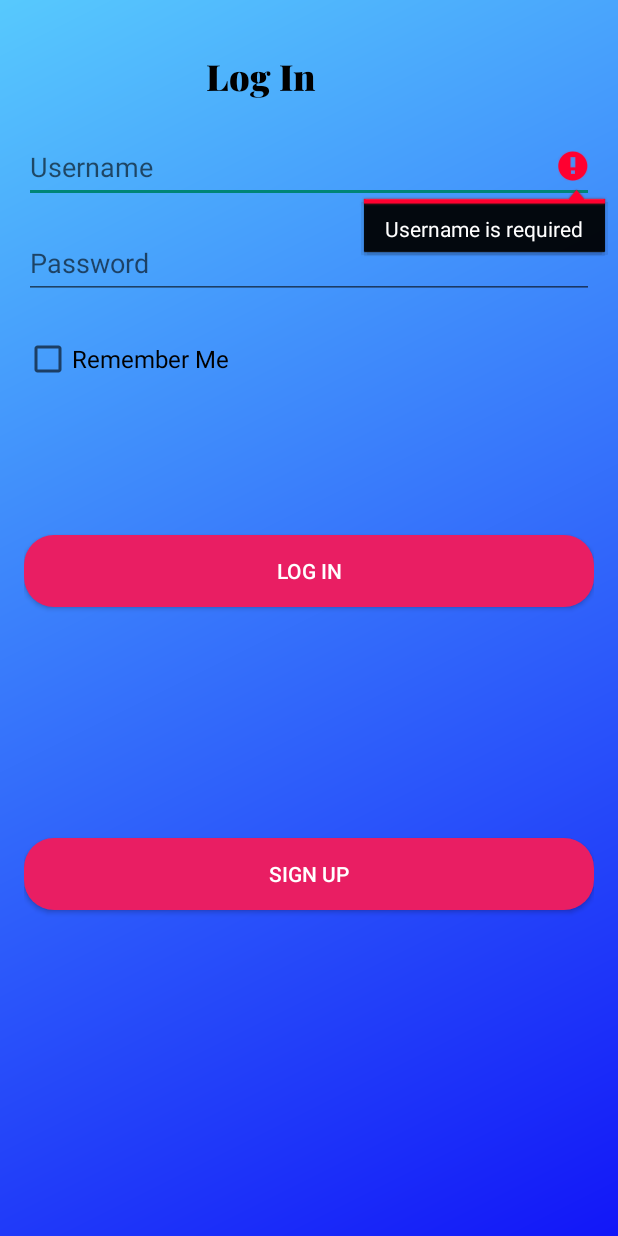
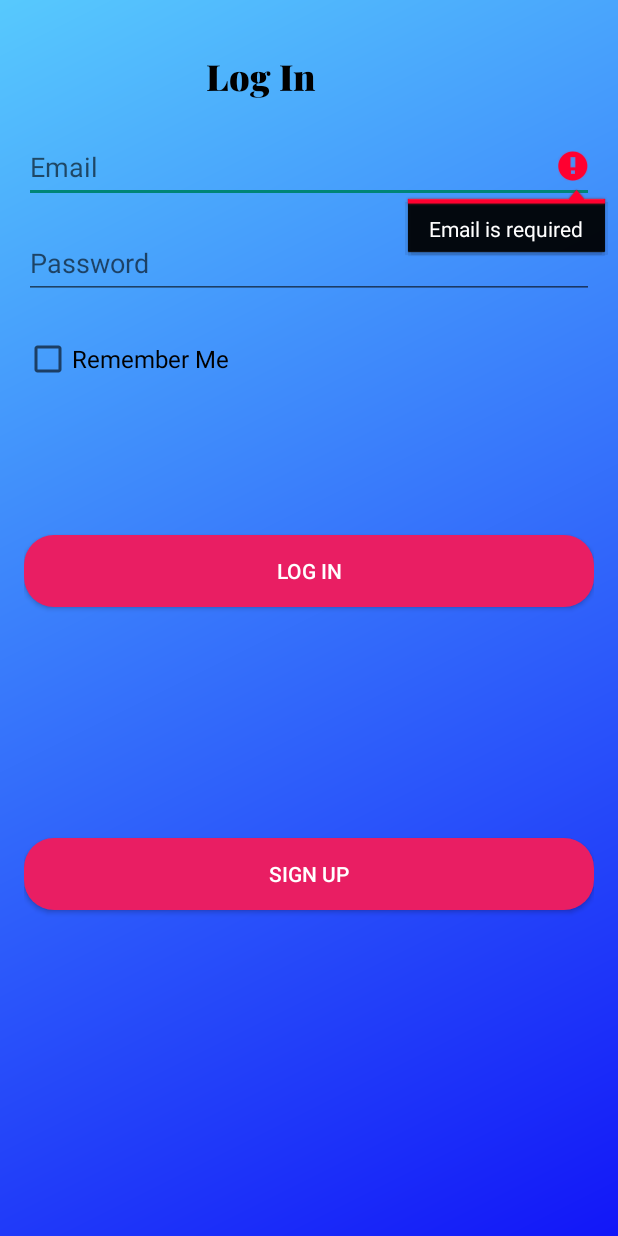
Before and after one commit to GabrielaBujor/Equation-Enigma, an Android app: the LogIn screen opened directly, with no data from a screen before it, after a tap on "LOG IN", on a phone screen of 412 x 824 dp. Run offline under Robolectric (Android 15) with nearby library versions, the phone set to English and light mode, and no system bars; our stand-ins replace Firebase (no records; nobody signed in at launch, a user with empty details on screens opened directly).

Commit message:
Changed login logic

```diff
--- a/app/src/main/java/com/example/equationenigma/LogIn.java
+++ b/app/src/main/java/com/example/equationenigma/LogIn.java
@@ -1,29 +1,40 @@
 package com.example.equationenigma;
 
+import androidx.annotation.NonNull;
 import androidx.appcompat.app.AppCompatActivity;
 
 import android.content.Intent;
 import android.content.SharedPreferences;
 import android.os.Bundle;
+import android.util.Log;
 import android.view.View;
 import android.widget.Button;
 import android.widget.CheckBox;
 import android.widget.EditText;
+import android.widget.Toast;
+
+import com.google.android.gms.tasks.OnCompleteListener;
+import com.google.android.gms.tasks.Task;
+import com.google.firebase.auth.AuthResult;
+import com.google.firebase.auth.FirebaseAuth;
 
 public class LogIn extends AppCompatActivity {
 
-    private EditText usernameEditText;
+    private EditText emailEditText;
     private EditText passwordEditText;
     private Button logInButton;
     private Button signUpButton;
     private CheckBox rememberMeCheckBox;
+    private FirebaseAuth mAuth;
 
     @Override
     protected void onCreate(Bundle savedInstanceState) {
         super.onCreate(savedInstanceState);
         setContentView(R.layout.activity_login);
 
-        usernameEditText = findViewById(R.id.username);
+        mAuth = FirebaseAuth.getInstance();
+
+        emailEditText = findViewById(R.id.email);
         passwordEditText = findViewById(R.id.password);
         logInButton = findViewById(R.id.log_in_button);
         signUpButton = findViewById(R.id.sign_up_button);
@@ -38,12 +49,12 @@ public class LogIn extends AppCompatActivity {
         logInButton.setOnClickListener(new View.OnClickListener() {
             @Override
             public void onClick(View v) {
-                String username = usernameEditText.getText().toString().trim();
+                String email = emailEditText.getText().toString().trim();
                 String password = passwordEditText.getText().toString().trim();
 
-                if(username.isEmpty()) {
-                    usernameEditText.setError("Username is required");
-                    usernameEditText.requestFocus();
+                if(email.isEmpty()) {
+                    emailEditText.setError("Email is required");
+                    emailEditText.requestFocus();
                     return;
                 }
 
@@ -53,21 +64,38 @@ public class LogIn extends AppCompatActivity {
                     return;
                 }
 
-                if(validateCredentials(username, password)) {
+                loginUser(email, password);
+
+            }
+
+            private void loginUser(String email, String password) {
+                mAuth.signInWithEmailAndPassword(email, password)
+                        .addOnCompleteListener(LogIn.this, new OnCompleteListener<AuthResult>() {
+                            @Override
+                            public void onComplete(@NonNull Task<AuthResult> task) {
+                                if(task.isSuccessful()) {
+                                    Log.d("Login", "signInWithEmail:success");
+
                                     if(rememberMeCheckBox.isChecked()) {
                                         prefs.edit()
                                                 .putBoolean("RememberMe", true)
-                                .putString("Username", username)
+                                                .putString("Username", email)
                                                 .putString("Password", password)
                                                 .apply();
                                     } else {
                                         prefs.edit().putBoolean("RememberMe", false).apply();
                                     }
                                     startMainActivity();
+                                    } else {
+                                    Log.w("Login", "signInWithEmail:failure", task.getException());
+                                    Toast.makeText(LogIn.this, "Login", Toast.LENGTH_SHORT).show();
                                 }
-
                             }
                         });
+            }
+        });
+
+
 
         signUpButton.setOnClickListener(new View.OnClickListener() {
             @Override
@@ -78,7 +106,7 @@ public class LogIn extends AppCompatActivity {
         });
     }
 
-    private boolean validateCredentials(String username, String password) {
+    private boolean validateCredentials(String email, String password) {
         return true;
     }
 
--- a/app/src/main/res/layout/activity_login.xml
+++ b/app/src/main/res/layout/activity_login.xml
@@ -19,20 +19,20 @@
         android:textColor="#000000"
         android:textSize="24sp"
         android:fontFamily="@font/playfairdisplay_black"
-        app:layout_constraintBottom_toTopOf="@+id/username"
+        app:layout_constraintBottom_toTopOf="@+id/email"
         app:layout_constraintEnd_toEndOf="parent"
         app:layout_constraintStart_toStartOf="parent"
         app:layout_constraintTop_toTopOf="parent"
         app:layout_constraintVertical_bias="0.0" />
 
     <EditText
-        android:id="@+id/username"
+        android:id="@+id/email"
         android:layout_width="match_parent"
         android:layout_height="wrap_content"
         android:layout_below="@+id/textView2"
         android:layout_marginTop="20dp"
-        android:hint="Username"
-        android:inputType="textPersonName"
+        android:hint="Email"
+        android:inputType="textEmailAddress"
         android:maxLines="1"
         android:minHeight="48dp" />
 
@@ -40,7 +40,7 @@
         android:id="@+id/password"
         android:layout_width="match_parent"
         android:layout_height="wrap_content"
-        android:layout_below="@id/username"
+        android:layout_below="@id/email"
         android:layout_marginTop="16dp"
         android:hint="Password"
         android:inputType="textPassword"
```
Lines whose indentation alone changed are shown as unchanged.
